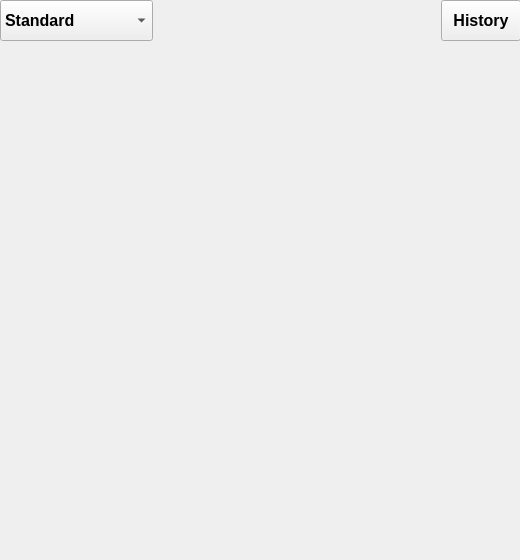
Before: the Qt Designer form mainwindow.ui in ForgetMelody/QT_course_design, drawn with Qt 5.
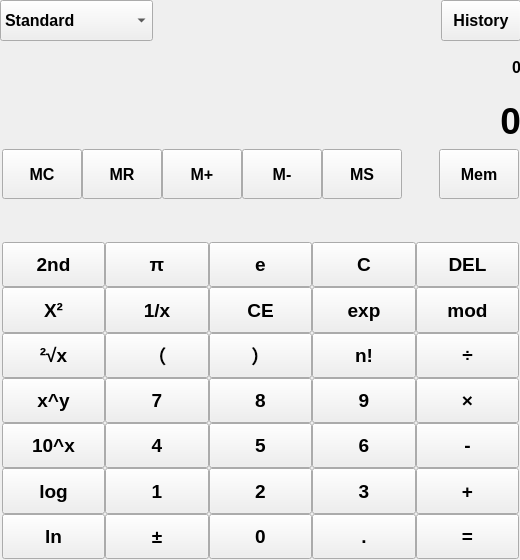
After: the same form once the commit is applied. The open tabs and pages were chosen to show the change.

Commit message: 实现页面切换，完善standard和sci页面控件

```diff
--- a/mainwindow.ui
+++ b/mainwindow.ui
@@ -932,7 +932,1039 @@
       </layout>
      </widget>
     </widget>
-    <widget class="QWidget" name="page"/>
+    <widget class="QWidget" name="sciPage">
+     <widget class="QWidget" name="layoutWidget_2">
+      <property name="geometry">
+       <rect>
+        <x>0</x>
+        <y>0</y>
+        <width>521</width>
+        <height>161</height>
+       </rect>
+      </property>
+      <layout class="QVBoxLayout" name="TextLabelLayout_2">
+       <property name="spacing">
+        <number>0</number>
+       </property>
+       <item>
+        <widget class="QLabel" name="textLabelunder_2">
+         <property name="sizePolicy">
+          <sizepolicy hsizetype="Preferred" vsizetype="Minimum">
+           <horstretch>0</horstretch>
+           <verstretch>0</verstretch>
+          </sizepolicy>
+         </property>
+         <property name="font">
+          <font>
+           <family>Microsoft YaHei UI</family>
+           <pointsize>12</pointsize>
+           <weight>75</weight>
+           <bold>true</bold>
+           <underline>false</underline>
+           <kerning>true</kerning>
+          </font>
+         </property>
+         <property name="cursor">
+          <cursorShape>IBeamCursor</cursorShape>
+         </property>
+         <property name="mouseTracking">
+          <bool>true</bool>
+         </property>
+         <property name="tabletTracking">
+          <bool>false</bool>
+         </property>
+         <property name="text">
+          <string>0</string>
+         </property>
+         <property name="textFormat">
+          <enum>Qt::AutoText</enum>
+         </property>
+         <property name="alignment">
+          <set>Qt::AlignRight|Qt::AlignTrailing|Qt::AlignVCenter</set>
+         </property>
+         <property name="margin">
+          <number>10</number>
+         </property>
+         <property name="openExternalLinks">
+          <bool>false</bool>
+         </property>
+        </widget>
+       </item>
+       <item>
+        <widget class="QLabel" name="textLabelmain_2">
+         <property name="enabled">
+          <bool>true</bool>
+         </property>
+         <property name="font">
+          <font>
+           <family>Microsoft YaHei UI</family>
+           <pointsize>28</pointsize>
+           <weight>75</weight>
+           <bold>true</bold>
+           <underline>false</underline>
+           <kerning>true</kerning>
+          </font>
+         </property>
+         <property name="cursor">
+          <cursorShape>IBeamCursor</cursorShape>
+         </property>
+         <property name="mouseTracking">
+          <bool>false</bool>
+         </property>
+         <property name="tabletTracking">
+          <bool>false</bool>
+         </property>
+         <property name="frameShadow">
+          <enum>QFrame::Plain</enum>
+         </property>
+         <property name="text">
+          <string>0</string>
+         </property>
+         <property name="textFormat">
+          <enum>Qt::AutoText</enum>
+         </property>
+         <property name="alignment">
+          <set>Qt::AlignRight|Qt::AlignTrailing|Qt::AlignVCenter</set>
+         </property>
+         <property name="margin">
+          <number>10</number>
+         </property>
+         <property name="openExternalLinks">
+          <bool>false</bool>
+         </property>
+        </widget>
+       </item>
+       <item>
+        <layout class="QHBoxLayout" name="MemoryLayout_2">
+         <property name="spacing">
+          <number>0</number>
+         </property>
+         <property name="leftMargin">
+          <number>2</number>
+         </property>
+         <property name="topMargin">
+          <number>2</number>
+         </property>
+         <property name="rightMargin">
+          <number>2</number>
+         </property>
+         <property name="bottomMargin">
+          <number>2</number>
+         </property>
+         <item>
+          <widget class="QPushButton" name="btnMenClear_2">
+           <property name="sizePolicy">
+            <sizepolicy hsizetype="Minimum" vsizetype="Minimum">
+             <horstretch>0</horstretch>
+             <verstretch>0</verstretch>
+            </sizepolicy>
+           </property>
+           <property name="font">
+            <font>
+             <family>Microsoft YaHei UI</family>
+             <pointsize>12</pointsize>
+             <weight>75</weight>
+             <bold>true</bold>
+            </font>
+           </property>
+           <property name="text">
+            <string>MC</string>
+           </property>
+          </widget>
+         </item>
+         <item>
+          <widget class="QPushButton" name="btnMemRead_2">
+           <property name="sizePolicy">
+            <sizepolicy hsizetype="Minimum" vsizetype="Minimum">
+             <horstretch>0</horstretch>
+             <verstretch>0</verstretch>
+            </sizepolicy>
+           </property>
+           <property name="font">
+            <font>
+             <family>Microsoft YaHei UI</family>
+             <pointsize>12</pointsize>
+             <weight>75</weight>
+             <bold>true</bold>
+            </font>
+           </property>
+           <property name="text">
+            <string>MR</string>
+           </property>
+          </widget>
+         </item>
+         <item>
+          <widget class="QPushButton" name="btnMenAdd_2">
+           <property name="sizePolicy">
+            <sizepolicy hsizetype="Minimum" vsizetype="Minimum">
+             <horstretch>0</horstretch>
+             <verstretch>0</verstretch>
+            </sizepolicy>
+           </property>
+           <property name="font">
+            <font>
+             <family>Microsoft YaHei UI</family>
+             <pointsize>12</pointsize>
+             <weight>75</weight>
+             <bold>true</bold>
+            </font>
+           </property>
+           <property name="text">
+            <string>M+</string>
+           </property>
+          </widget>
+         </item>
+         <item>
+          <widget class="QPushButton" name="btnMenMinus_2">
+           <property name="sizePolicy">
+            <sizepolicy hsizetype="Minimum" vsizetype="Minimum">
+             <horstretch>0</horstretch>
+             <verstretch>0</verstretch>
+            </sizepolicy>
+           </property>
+           <property name="font">
+            <font>
+             <family>Microsoft YaHei UI</family>
+             <pointsize>12</pointsize>
+             <weight>75</weight>
+             <bold>true</bold>
+            </font>
+           </property>
+           <property name="text">
+            <string>M-</string>
+           </property>
+          </widget>
+         </item>
+         <item>
+          <widget class="QPushButton" name="btnMenSave_2">
+           <property name="sizePolicy">
+            <sizepolicy hsizetype="Minimum" vsizetype="Minimum">
+             <horstretch>0</horstretch>
+             <verstretch>0</verstretch>
+            </sizepolicy>
+           </property>
+           <property name="font">
+            <font>
+             <family>Microsoft YaHei UI</family>
+             <pointsize>12</pointsize>
+             <weight>75</weight>
+             <bold>true</bold>
+            </font>
+           </property>
+           <property name="text">
+            <string>MS</string>
+           </property>
+          </widget>
+         </item>
+         <item>
+          <spacer name="horizontalSpacer_6">
+           <property name="orientation">
+            <enum>Qt::Horizontal</enum>
+           </property>
+           <property name="sizeHint" stdset="0">
+            <size>
+             <width>40</width>
+             <height>20</height>
+            </size>
+           </property>
+          </spacer>
+         </item>
+         <item>
+          <widget class="QPushButton" name="btnMemory_2">
+           <property name="sizePolicy">
+            <sizepolicy hsizetype="Minimum" vsizetype="Minimum">
+             <horstretch>0</horstretch>
+             <verstretch>0</verstretch>
+            </sizepolicy>
+           </property>
+           <property name="font">
+            <font>
+             <family>Microsoft YaHei UI</family>
+             <pointsize>12</pointsize>
+             <weight>75</weight>
+             <bold>true</bold>
+            </font>
+           </property>
+           <property name="text">
+            <string>Mem</string>
+           </property>
+          </widget>
+         </item>
+        </layout>
+       </item>
+      </layout>
+     </widget>
+     <widget class="QWidget" name="layoutWidget_4">
+      <property name="geometry">
+       <rect>
+        <x>0</x>
+        <y>200</y>
+        <width>521</width>
+        <height>321</height>
+       </rect>
+      </property>
+      <property name="sizePolicy">
+       <sizepolicy hsizetype="Minimum" vsizetype="Minimum">
+        <horstretch>0</horstretch>
+        <verstretch>0</verstretch>
+       </sizepolicy>
+      </property>
+      <layout class="QGridLayout" name="KeyBoardLayout_2">
+       <property name="leftMargin">
+        <number>2</number>
+       </property>
+       <property name="topMargin">
+        <number>2</number>
+       </property>
+       <property name="rightMargin">
+        <number>2</number>
+       </property>
+       <property name="bottomMargin">
+        <number>2</number>
+       </property>
+       <property name="spacing">
+        <number>0</number>
+       </property>
+       <item row="11" column="5">
+        <widget class="QPushButton" name="btnMinus_2">
+         <property name="sizePolicy">
+          <sizepolicy hsizetype="Minimum" vsizetype="Minimum">
+           <horstretch>0</horstretch>
+           <verstretch>0</verstretch>
+          </sizepolicy>
+         </property>
+         <property name="font">
+          <font>
+           <family>Microsoft YaHei UI</family>
+           <pointsize>14</pointsize>
+           <weight>75</weight>
+           <bold>true</bold>
+          </font>
+         </property>
+         <property name="text">
+          <string>-</string>
+         </property>
+        </widget>
+       </item>
+       <item row="6" column="2">
+        <widget class="QPushButton" name="btnInverse_2">
+         <property name="sizePolicy">
+          <sizepolicy hsizetype="Minimum" vsizetype="Minimum">
+           <horstretch>0</horstretch>
+           <verstretch>0</verstretch>
+          </sizepolicy>
+         </property>
+         <property name="font">
+          <font>
+           <family>Microsoft YaHei UI</family>
+           <pointsize>14</pointsize>
+           <weight>75</weight>
+           <bold>true</bold>
+          </font>
+         </property>
+         <property name="text">
+          <string>1/x</string>
+         </property>
+        </widget>
+       </item>
+       <item row="10" column="3">
+        <widget class="QPushButton" name="btn8_2">
+         <property name="sizePolicy">
+          <sizepolicy hsizetype="Minimum" vsizetype="Minimum">
+           <horstretch>0</horstretch>
+           <verstretch>0</verstretch>
+          </sizepolicy>
+         </property>
+         <property name="font">
+          <font>
+           <family>Microsoft YaHei UI</family>
+           <pointsize>14</pointsize>
+           <weight>75</weight>
+           <bold>true</bold>
+          </font>
+         </property>
+         <property name="text">
+          <string>8</string>
+         </property>
+        </widget>
+       </item>
+       <item row="12" column="1">
+        <widget class="QPushButton" name="btnLog">
+         <property name="sizePolicy">
+          <sizepolicy hsizetype="Minimum" vsizetype="Minimum">
+           <horstretch>0</horstretch>
+           <verstretch>0</verstretch>
+          </sizepolicy>
+         </property>
+         <property name="font">
+          <font>
+           <family>Microsoft YaHei UI</family>
+           <pointsize>14</pointsize>
+           <weight>75</weight>
+           <bold>true</bold>
+          </font>
+         </property>
+         <property name="text">
+          <string>log</string>
+         </property>
+        </widget>
+       </item>
+       <item row="6" column="3">
+        <widget class="QPushButton" name="btnCE_2">
+         <property name="sizePolicy">
+          <sizepolicy hsizetype="Minimum" vsizetype="Minimum">
+           <horstretch>0</horstretch>
+           <verstretch>0</verstretch>
+          </sizepolicy>
+         </property>
+         <property name="font">
+          <font>
+           <family>Microsoft YaHei UI</family>
+           <pointsize>14</pointsize>
+           <weight>75</weight>
+           <bold>true</bold>
+          </font>
+         </property>
+         <property name="text">
+          <string>CE</string>
+         </property>
+        </widget>
+       </item>
+       <item row="1" column="2">
+        <widget class="QPushButton" name="btnPi">
+         <property name="sizePolicy">
+          <sizepolicy hsizetype="Minimum" vsizetype="Minimum">
+           <horstretch>0</horstretch>
+           <verstretch>0</verstretch>
+          </sizepolicy>
+         </property>
+         <property name="font">
+          <font>
+           <family>Microsoft YaHei UI</family>
+           <pointsize>14</pointsize>
+           <weight>75</weight>
+           <bold>true</bold>
+          </font>
+         </property>
+         <property name="text">
+          <string>π</string>
+         </property>
+        </widget>
+       </item>
+       <item row="8" column="5">
+        <widget class="QPushButton" name="btnDivide_2">
+         <property name="sizePolicy">
+          <sizepolicy hsizetype="Minimum" vsizetype="Minimum">
+           <horstretch>0</horstretch>
+           <verstretch>0</verstretch>
+          </sizepolicy>
+         </property>
+         <property name="font">
+          <font>
+           <family>Microsoft YaHei UI</family>
+           <pointsize>14</pointsize>
+           <weight>75</weight>
+           <bold>true</bold>
+          </font>
+         </property>
+         <property name="text">
+          <string>÷</string>
+         </property>
+        </widget>
+       </item>
+       <item row="12" column="4">
+        <widget class="QPushButton" name="btn3_2">
+         <property name="sizePolicy">
+          <sizepolicy hsizetype="Minimum" vsizetype="Minimum">
+           <horstretch>0</horstretch>
+           <verstretch>0</verstretch>
+          </sizepolicy>
+         </property>
+         <property name="font">
+          <font>
+           <family>Microsoft YaHei UI</family>
+           <pointsize>14</pointsize>
+           <weight>75</weight>
+           <bold>true</bold>
+          </font>
+         </property>
+         <property name="text">
+          <string>3</string>
+         </property>
+        </widget>
+       </item>
+       <item row="6" column="5">
+        <widget class="QPushButton" name="btnMod">
+         <property name="sizePolicy">
+          <sizepolicy hsizetype="Minimum" vsizetype="Minimum">
+           <horstretch>0</horstretch>
+           <verstretch>0</verstretch>
+          </sizepolicy>
+         </property>
+         <property name="font">
+          <font>
+           <family>Microsoft YaHei UI</family>
+           <pointsize>14</pointsize>
+           <weight>75</weight>
+           <bold>true</bold>
+          </font>
+         </property>
+         <property name="text">
+          <string>mod</string>
+         </property>
+        </widget>
+       </item>
+       <item row="6" column="1">
+        <widget class="QPushButton" name="btnPow2_2">
+         <property name="sizePolicy">
+          <sizepolicy hsizetype="Minimum" vsizetype="Minimum">
+           <horstretch>0</horstretch>
+           <verstretch>0</verstretch>
+          </sizepolicy>
+         </property>
+         <property name="font">
+          <font>
+           <family>Microsoft YaHei UI</family>
+           <pointsize>14</pointsize>
+           <weight>75</weight>
+           <bold>true</bold>
+          </font>
+         </property>
+         <property name="text">
+          <string>X²</string>
+         </property>
+        </widget>
+       </item>
+       <item row="10" column="2">
+        <widget class="QPushButton" name="btn7_2">
+         <property name="sizePolicy">
+          <sizepolicy hsizetype="Minimum" vsizetype="Minimum">
+           <horstretch>0</horstretch>
+           <verstretch>0</verstretch>
+          </sizepolicy>
+         </property>
+         <property name="font">
+          <font>
+           <family>Microsoft YaHei UI</family>
+           <pointsize>14</pointsize>
+           <weight>75</weight>
+           <bold>true</bold>
+          </font>
+         </property>
+         <property name="text">
+          <string>7</string>
+         </property>
+        </widget>
+       </item>
+       <item row="6" column="4">
+        <widget class="QPushButton" name="btnExp">
+         <property name="sizePolicy">
+          <sizepolicy hsizetype="Minimum" vsizetype="Minimum">
+           <horstretch>0</horstretch>
+           <verstretch>0</verstretch>
+          </sizepolicy>
+         </property>
+         <property name="font">
+          <font>
+           <family>Microsoft YaHei UI</family>
+           <pointsize>14</pointsize>
+           <weight>75</weight>
+           <bold>true</bold>
+          </font>
+         </property>
+         <property name="text">
+          <string>exp</string>
+         </property>
+        </widget>
+       </item>
+       <item row="8" column="3">
+        <widget class="QPushButton" name="btnRightBasket">
+         <property name="sizePolicy">
+          <sizepolicy hsizetype="Minimum" vsizetype="Minimum">
+           <horstretch>0</horstretch>
+           <verstretch>0</verstretch>
+          </sizepolicy>
+         </property>
+         <property name="font">
+          <font>
+           <family>Microsoft YaHei UI</family>
+           <pointsize>14</pointsize>
+           <weight>75</weight>
+           <bold>true</bold>
+          </font>
+         </property>
+         <property name="text">
+          <string>）</string>
+         </property>
+        </widget>
+       </item>
+       <item row="10" column="4">
+        <widget class="QPushButton" name="btn9_2">
+         <property name="sizePolicy">
+          <sizepolicy hsizetype="Minimum" vsizetype="Minimum">
+           <horstretch>0</horstretch>
+           <verstretch>0</verstretch>
+          </sizepolicy>
+         </property>
+         <property name="font">
+          <font>
+           <family>Microsoft YaHei UI</family>
+           <pointsize>14</pointsize>
+           <weight>75</weight>
+           <bold>true</bold>
+          </font>
+         </property>
+         <property name="text">
+          <string>9</string>
+         </property>
+        </widget>
+       </item>
+       <item row="13" column="5">
+        <widget class="QPushButton" name="btnEqual_2">
+         <property name="sizePolicy">
+          <sizepolicy hsizetype="Minimum" vsizetype="Minimum">
+           <horstretch>0</horstretch>
+           <verstretch>0</verstretch>
+          </sizepolicy>
+         </property>
+         <property name="font">
+          <font>
+           <family>Microsoft YaHei UI</family>
+           <pointsize>14</pointsize>
+           <weight>75</weight>
+           <bold>true</bold>
+          </font>
+         </property>
+         <property name="text">
+          <string>=</string>
+         </property>
+        </widget>
+       </item>
+       <item row="12" column="5">
+        <widget class="QPushButton" name="btnAdd_2">
+         <property name="sizePolicy">
+          <sizepolicy hsizetype="Minimum" vsizetype="Minimum">
+           <horstretch>0</horstretch>
+           <verstretch>0</verstretch>
+          </sizepolicy>
+         </property>
+         <property name="font">
+          <font>
+           <family>Microsoft YaHei UI</family>
+           <pointsize>14</pointsize>
+           <weight>75</weight>
+           <bold>true</bold>
+          </font>
+         </property>
+         <property name="text">
+          <string>+</string>
+         </property>
+        </widget>
+       </item>
+       <item row="11" column="2">
+        <widget class="QPushButton" name="btn4_2">
+         <property name="sizePolicy">
+          <sizepolicy hsizetype="Minimum" vsizetype="Minimum">
+           <horstretch>0</horstretch>
+           <verstretch>0</verstretch>
+          </sizepolicy>
+         </property>
+         <property name="font">
+          <font>
+           <family>Microsoft YaHei UI</family>
+           <pointsize>14</pointsize>
+           <weight>75</weight>
+           <bold>true</bold>
+          </font>
+         </property>
+         <property name="text">
+          <string>4</string>
+         </property>
+        </widget>
+       </item>
+       <item row="11" column="3">
+        <widget class="QPushButton" name="btn5_2">
+         <property name="sizePolicy">
+          <sizepolicy hsizetype="Minimum" vsizetype="Minimum">
+           <horstretch>0</horstretch>
+           <verstretch>0</verstretch>
+          </sizepolicy>
+         </property>
+         <property name="font">
+          <font>
+           <family>Microsoft YaHei UI</family>
+           <pointsize>14</pointsize>
+           <weight>75</weight>
+           <bold>true</bold>
+          </font>
+         </property>
+         <property name="text">
+          <string>5</string>
+         </property>
+        </widget>
+       </item>
+       <item row="11" column="4">
+        <widget class="QPushButton" name="btn6_2">
+         <property name="sizePolicy">
+          <sizepolicy hsizetype="Minimum" vsizetype="Minimum">
+           <horstretch>0</horstretch>
+           <verstretch>0</verstretch>
+          </sizepolicy>
+         </property>
+         <property name="font">
+          <font>
+           <family>Microsoft YaHei UI</family>
+           <pointsize>14</pointsize>
+           <weight>75</weight>
+           <bold>true</bold>
+          </font>
+         </property>
+         <property name="text">
+          <string>6</string>
+         </property>
+        </widget>
+       </item>
+       <item row="11" column="1">
+        <widget class="QPushButton" name="btn10times">
+         <property name="sizePolicy">
+          <sizepolicy hsizetype="Minimum" vsizetype="Minimum">
+           <horstretch>0</horstretch>
+           <verstretch>0</verstretch>
+          </sizepolicy>
+         </property>
+         <property name="font">
+          <font>
+           <family>Microsoft YaHei UI</family>
+           <pointsize>14</pointsize>
+           <weight>75</weight>
+           <bold>true</bold>
+          </font>
+         </property>
+         <property name="text">
+          <string>10^x</string>
+         </property>
+        </widget>
+       </item>
+       <item row="1" column="4">
+        <widget class="QPushButton" name="btnC_2">
+         <property name="sizePolicy">
+          <sizepolicy hsizetype="Minimum" vsizetype="Minimum">
+           <horstretch>0</horstretch>
+           <verstretch>0</verstretch>
+          </sizepolicy>
+         </property>
+         <property name="font">
+          <font>
+           <family>Microsoft YaHei UI</family>
+           <pointsize>14</pointsize>
+           <weight>75</weight>
+           <bold>true</bold>
+          </font>
+         </property>
+         <property name="text">
+          <string>C</string>
+         </property>
+        </widget>
+       </item>
+       <item row="13" column="1">
+        <widget class="QPushButton" name="btnLn">
+         <property name="sizePolicy">
+          <sizepolicy hsizetype="Minimum" vsizetype="Minimum">
+           <horstretch>0</horstretch>
+           <verstretch>0</verstretch>
+          </sizepolicy>
+         </property>
+         <property name="font">
+          <font>
+           <family>Microsoft YaHei UI</family>
+           <pointsize>14</pointsize>
+           <weight>75</weight>
+           <bold>true</bold>
+          </font>
+         </property>
+         <property name="text">
+          <string>ln</string>
+         </property>
+        </widget>
+       </item>
+       <item row="10" column="5">
+        <widget class="QPushButton" name="btnMultiple_2">
+         <property name="sizePolicy">
+          <sizepolicy hsizetype="Minimum" vsizetype="Minimum">
+           <horstretch>0</horstretch>
+           <verstretch>0</verstretch>
+          </sizepolicy>
+         </property>
+         <property name="font">
+          <font>
+           <family>Microsoft YaHei UI</family>
+           <pointsize>14</pointsize>
+           <weight>75</weight>
+           <bold>true</bold>
+          </font>
+         </property>
+         <property name="text">
+          <string>×</string>
+         </property>
+        </widget>
+       </item>
+       <item row="12" column="2">
+        <widget class="QPushButton" name="btn1_2">
+         <property name="sizePolicy">
+          <sizepolicy hsizetype="Minimum" vsizetype="Minimum">
+           <horstretch>0</horstretch>
+           <verstretch>0</verstretch>
+          </sizepolicy>
+         </property>
+         <property name="font">
+          <font>
+           <family>Microsoft YaHei UI</family>
+           <pointsize>14</pointsize>
+           <weight>75</weight>
+           <bold>true</bold>
+          </font>
+         </property>
+         <property name="text">
+          <string>1</string>
+         </property>
+        </widget>
+       </item>
+       <item row="1" column="3">
+        <widget class="QPushButton" name="btnE">
+         <property name="sizePolicy">
+          <sizepolicy hsizetype="Minimum" vsizetype="Minimum">
+           <horstretch>0</horstretch>
+           <verstretch>0</verstretch>
+          </sizepolicy>
+         </property>
+         <property name="font">
+          <font>
+           <family>Microsoft YaHei UI</family>
+           <pointsize>14</pointsize>
+           <weight>75</weight>
+           <bold>true</bold>
+          </font>
+         </property>
+         <property name="text">
+          <string>e</string>
+         </property>
+        </widget>
+       </item>
+       <item row="13" column="2">
+        <widget class="QPushButton" name="btnNeg_2">
+         <property name="sizePolicy">
+          <sizepolicy hsizetype="Minimum" vsizetype="Minimum">
+           <horstretch>0</horstretch>
+           <verstretch>0</verstretch>
+          </sizepolicy>
+         </property>
+         <property name="font">
+          <font>
+           <family>Microsoft YaHei UI</family>
+           <pointsize>14</pointsize>
+           <weight>75</weight>
+           <bold>true</bold>
+          </font>
+         </property>
+         <property name="text">
+          <string>±</string>
+         </property>
+        </widget>
+       </item>
+       <item row="1" column="1">
+        <widget class="QPushButton" name="btn2nd">
+         <property name="sizePolicy">
+          <sizepolicy hsizetype="Minimum" vsizetype="Minimum">
+           <horstretch>0</horstretch>
+           <verstretch>0</verstretch>
+          </sizepolicy>
+         </property>
+         <property name="font">
+          <font>
+           <family>Microsoft YaHei UI</family>
+           <pointsize>14</pointsize>
+           <weight>75</weight>
+           <bold>true</bold>
+          </font>
+         </property>
+         <property name="text">
+          <string>2nd</string>
+         </property>
+        </widget>
+       </item>
+       <item row="10" column="1">
+        <widget class="QPushButton" name="btnXpowY">
+         <property name="sizePolicy">
+          <sizepolicy hsizetype="Minimum" vsizetype="Minimum">
+           <horstretch>0</horstretch>
+           <verstretch>0</verstretch>
+          </sizepolicy>
+         </property>
+         <property name="font">
+          <font>
+           <family>Microsoft YaHei UI</family>
+           <pointsize>14</pointsize>
+           <weight>75</weight>
+           <bold>true</bold>
+          </font>
+         </property>
+         <property name="text">
+          <string>x^y</string>
+         </property>
+        </widget>
+       </item>
+       <item row="12" column="3">
+        <widget class="QPushButton" name="btn2_2">
+         <property name="sizePolicy">
+          <sizepolicy hsizetype="Minimum" vsizetype="Minimum">
+           <horstretch>0</horstretch>
+           <verstretch>0</verstretch>
+          </sizepolicy>
+         </property>
+         <property name="font">
+          <font>
+           <family>Microsoft YaHei UI</family>
+           <pointsize>14</pointsize>
+           <weight>75</weight>
+           <bold>true</bold>
+          </font>
+         </property>
+         <property name="text">
+          <string>2</string>
+         </property>
+        </widget>
+       </item>
+       <item row="13" column="4">
+        <widget class="QPushButton" name="btnDot_2">
+         <property name="sizePolicy">
+          <sizepolicy hsizetype="Minimum" vsizetype="Minimum">
+           <horstretch>0</horstretch>
+           <verstretch>0</verstretch>
+          </sizepolicy>
+         </property>
+         <property name="font">
+          <font>
+           <family>Microsoft YaHei UI</family>
+           <pointsize>14</pointsize>
+           <weight>75</weight>
+           <bold>true</bold>
+          </font>
+         </property>
+         <property name="text">
+          <string>.</string>
+         </property>
+        </widget>
+       </item>
+       <item row="1" column="5">
+        <widget class="QPushButton" name="btnDEL_2">
+         <property name="sizePolicy">
+          <sizepolicy hsizetype="Minimum" vsizetype="Minimum">
+           <horstretch>0</horstretch>
+           <verstretch>0</verstretch>
+          </sizepolicy>
+         </property>
+         <property name="font">
+          <font>
+           <family>Microsoft YaHei UI</family>
+           <pointsize>14</pointsize>
+           <weight>75</weight>
+           <bold>true</bold>
+          </font>
+         </property>
+         <property name="text">
+          <string>DEL</string>
+         </property>
+        </widget>
+       </item>
+       <item row="8" column="2">
+        <widget class="QPushButton" name="btnLeftBasket">
+         <property name="sizePolicy">
+          <sizepolicy hsizetype="Minimum" vsizetype="Minimum">
+           <horstretch>0</horstretch>
+           <verstretch>0</verstretch>
+          </sizepolicy>
+         </property>
+         <property name="font">
+          <font>
+           <family>Microsoft YaHei UI</family>
+           <pointsize>14</pointsize>
+           <weight>75</weight>
+           <bold>true</bold>
+          </font>
+         </property>
+         <property name="text">
+          <string>（</string>
+         </property>
+        </widget>
+       </item>
+       <item row="13" column="3">
+        <widget class="QPushButton" name="btn0_2">
+         <property name="sizePolicy">
+          <sizepolicy hsizetype="Minimum" vsizetype="Minimum">
+           <horstretch>0</horstretch>
+           <verstretch>0</verstretch>
+          </sizepolicy>
+         </property>
+         <property name="font">
+          <font>
+           <family>Microsoft YaHei UI</family>
+           <pointsize>14</pointsize>
+           <weight>75</weight>
+           <bold>true</bold>
+          </font>
+         </property>
+         <property name="text">
+          <string>0</string>
+         </property>
+        </widget>
+       </item>
+       <item row="8" column="4">
+        <widget class="QPushButton" name="btnNmulti">
+         <property name="sizePolicy">
+          <sizepolicy hsizetype="Minimum" vsizetype="Minimum">
+           <horstretch>0</horstretch>
+           <verstretch>0</verstretch>
+          </sizepolicy>
+         </property>
+         <property name="font">
+          <font>
+           <family>Microsoft YaHei UI</family>
+           <pointsize>14</pointsize>
+           <weight>75</weight>
+           <bold>true</bold>
+          </font>
+         </property>
+         <property name="text">
+          <string>n!</string>
+         </property>
+        </widget>
+       </item>
+       <item row="8" column="1">
+        <widget class="QPushButton" name="btnSqrt_2">
+         <property name="sizePolicy">
+          <sizepolicy hsizetype="Minimum" vsizetype="Minimum">
+           <horstretch>0</horstretch>
+           <verstretch>0</verstretch>
+          </sizepolicy>
+         </property>
+         <property name="font">
+          <font>
+           <family>Microsoft YaHei UI</family>
+           <pointsize>14</pointsize>
+           <weight>75</weight>
+           <bold>true</bold>
+          </font>
+         </property>
+         <property name="text">
+          <string>²√x</string>
+         </property>
+        </widget>
+       </item>
+      </layout>
+     </widget>
+    </widget>
+    <widget class="QWidget" name="progPage"/>
+    <widget class="QWidget" name="dataPage"/>
    </widget>
   </widget>
  </widget>
```
Left out of the diff: 2 changed lines with no effect on the pictures. The commit also changes 1 other file.
